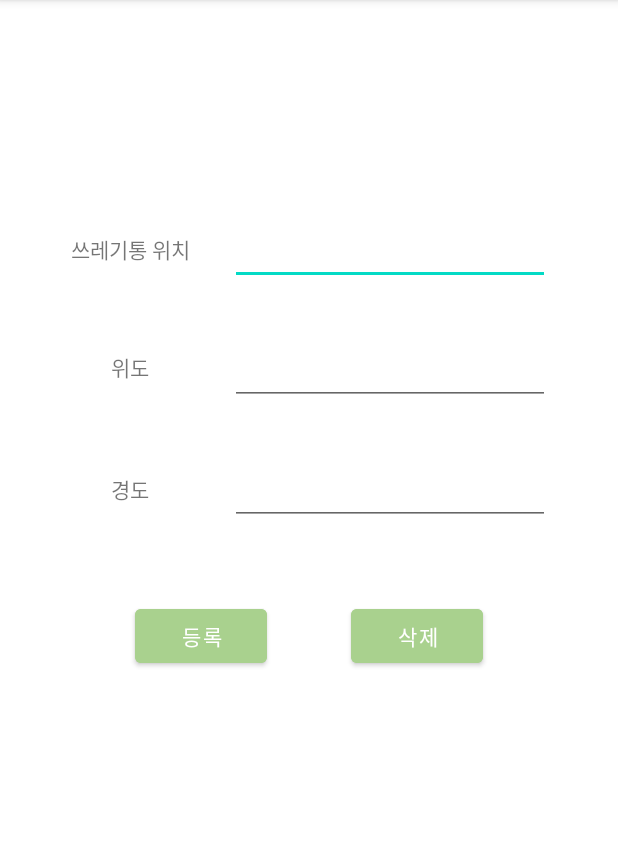
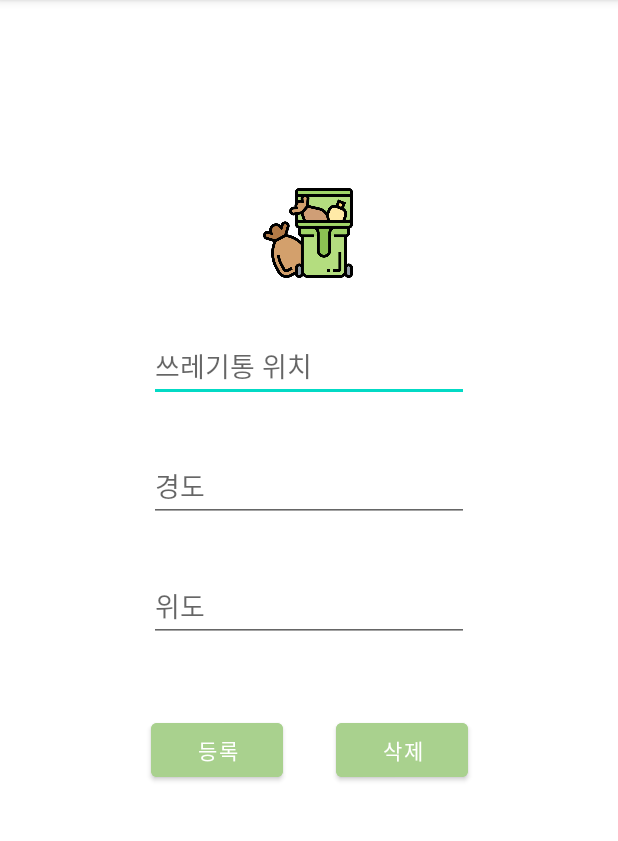
Before and after one commit to EunJiKim02/2022-Open-Sw-Developer-Conference, an Android app: the AddActivity screen opened directly, with no data from a screen before it, on a phone screen of 412 x 824 dp, the part 84-925 px from its top. Run offline under Robolectric (Android 15) with nearby library versions, the phone set to English and light mode, and no system bars; our stand-ins replace Firebase (no records; nobody signed in at launch, a user with empty details on screens opened directly).

Commit message:
쓰레기통 추가/삭제 창 디자인 수정

```diff
--- a/app/src/main/res/layout/activity_add.xml
+++ b/app/src/main/res/layout/activity_add.xml
@@ -5,12 +5,48 @@
     android:layout_width="match_parent"
     android:layout_height="match_parent">
 
+    <!-- <TextView
+        android:id="@+id/textView3"
+        android:layout_width="wrap_content"
+        android:layout_height="wrap_content"
+        android:layout_marginStart="50dp"
+        android:layout_marginTop="155dp"
+        android:layout_marginEnd="30dp"
+        android:text="쓰레기통 위치"
+        app:layout_constraintEnd_toStartOf="@+id/editTextTextPersonName"
+        app:layout_constraintStart_toStartOf="parent"
+        app:layout_constraintTop_toTopOf="parent" /> -->
+
+    <!-- <TextView
+        android:id="@+id/textView"
+        android:layout_width="wrap_content"
+        android:layout_height="wrap_content"
+        android:layout_marginStart="75dp"
+        android:layout_marginTop="57dp"
+        android:layout_marginEnd="55dp"
+        android:text="위도"
+        app:layout_constraintEnd_toStartOf="@+id/editTextNumber"
+        app:layout_constraintStart_toStartOf="parent"
+        app:layout_constraintTop_toBottomOf="@+id/textView3" /> -->
+
+    <!-- <TextView
+        android:id="@+id/textView2"
+        android:layout_width="wrap_content"
+        android:layout_height="wrap_content"
+        android:layout_marginStart="75dp"
+        android:layout_marginTop="60dp"
+        android:layout_marginEnd="55dp"
+        android:text="경도"
+        app:layout_constraintEnd_toStartOf="@+id/editTextNumber2"
+        app:layout_constraintStart_toStartOf="parent"
+        app:layout_constraintTop_toBottomOf="@+id/textView" /> -->
+
     <Button
         android:id="@+id/delete"
         android:layout_width="wrap_content"
         android:layout_height="wrap_content"
-        android:layout_marginTop="50dp"
-        android:layout_marginEnd="90dp"
+        android:layout_marginTop="48dp"
+        android:layout_marginEnd="100dp"
         android:backgroundTint="#A9D18E"
         android:text="삭제"
         app:layout_constraintEnd_toEndOf="parent"
@@ -20,10 +56,12 @@
         android:id="@+id/apply"
         android:layout_width="wrap_content"
         android:layout_height="wrap_content"
-        android:layout_marginStart="90dp"
-        android:layout_marginTop="50dp"
+        android:layout_marginStart="100dp"
+        android:layout_marginTop="48dp"
+        android:layout_marginEnd="35dp"
         android:backgroundTint="#A9D18E"
         android:text="등록"
+        app:layout_constraintEnd_toStartOf="@+id/delete"
         app:layout_constraintStart_toStartOf="parent"
         app:layout_constraintTop_toBottomOf="@+id/editTextNumber2" />
 
@@ -31,72 +69,60 @@
         android:id="@+id/editTextTextPersonName"
         android:layout_width="wrap_content"
         android:layout_height="wrap_content"
-        android:layout_marginTop="142dp"
-        android:layout_marginEnd="45dp"
+        android:layout_marginStart="101dp"
+        android:layout_marginTop="220dp"
+        android:layout_marginEnd="101dp"
         android:ems="10"
+        android:hint="쓰레기통 위치"
         android:inputType="textPersonName"
         android:minHeight="48dp"
         app:layout_constraintEnd_toEndOf="parent"
-        app:layout_constraintTop_toTopOf="parent" />
-
-    <TextView
-        android:id="@+id/textView3"
-        android:layout_width="wrap_content"
-        android:layout_height="wrap_content"
-        android:layout_marginStart="50dp"
-        android:layout_marginTop="155dp"
-        android:layout_marginEnd="30dp"
-        android:text="쓰레기통 위치"
-        app:layout_constraintEnd_toStartOf="@+id/editTextTextPersonName"
         app:layout_constraintStart_toStartOf="parent"
         app:layout_constraintTop_toTopOf="parent" />
-
-    <TextView
-        android:id="@+id/textView"
-        android:layout_width="wrap_content"
-        android:layout_height="wrap_content"
-        android:layout_marginStart="75dp"
-        android:layout_marginTop="57dp"
-        android:layout_marginEnd="55dp"
-        android:text="위도"
-        app:layout_constraintEnd_toStartOf="@+id/editTextNumber"
-        app:layout_constraintStart_toStartOf="parent"
-        app:layout_constraintTop_toBottomOf="@+id/textView3" />
 
     <EditText
         android:id="@+id/editTextNumber2"
         android:layout_width="wrap_content"
         android:layout_height="wrap_content"
+        android:layout_marginStart="101dp"
         android:layout_marginTop="32dp"
-        android:layout_marginEnd="45dp"
+        android:layout_marginEnd="101dp"
         android:ems="10"
+        android:hint="위도"
         android:inputType="number|numberDecimal"
         android:minHeight="48dp"
         app:layout_constraintEnd_toEndOf="parent"
+        app:layout_constraintStart_toStartOf="parent"
         app:layout_constraintTop_toBottomOf="@+id/editTextNumber" />
-
-    <TextView
-        android:id="@+id/textView2"
-        android:layout_width="wrap_content"
-        android:layout_height="wrap_content"
-        android:layout_marginStart="75dp"
-        android:layout_marginTop="60dp"
-        android:layout_marginEnd="55dp"
-        android:text="경도"
-        app:layout_constraintEnd_toStartOf="@+id/editTextNumber2"
-        app:layout_constraintStart_toStartOf="parent"
-        app:layout_constraintTop_toBottomOf="@+id/textView" />
 
     <EditText
         android:id="@+id/editTextNumber"
         android:layout_width="wrap_content"
         android:layout_height="wrap_content"
+        android:layout_marginStart="101dp"
         android:layout_marginTop="32dp"
-        android:layout_marginEnd="45dp"
+        android:layout_marginEnd="101dp"
         android:ems="10"
+        android:hint="경도"
         android:inputType="number|numberDecimal"
         android:minHeight="48dp"
         app:layout_constraintEnd_toEndOf="parent"
+        app:layout_constraintStart_toStartOf="parent"
         app:layout_constraintTop_toBottomOf="@+id/editTextTextPersonName" />
 
+    <ImageView
+        android:id="@+id/image"
+        android:layout_width="60dp"
+        android:layout_height="60dp"
+        android:layout_marginStart="165dp"
+        android:layout_marginTop="125dp"
+        android:layout_marginEnd="165dp"
+        android:layout_marginBottom="35dp"
+        android:src="@drawable/trash_bin"
+        app:layout_constraintBottom_toTopOf="@+id/editTextTextPersonName"
+        app:layout_constraintEnd_toEndOf="parent"
+        app:layout_constraintHorizontal_bias="0.454"
+        app:layout_constraintStart_toStartOf="parent"
+        app:layout_constraintTop_toTopOf="parent" />
+
 </androidx.constraintlayout.widget.ConstraintLayout>
```
Also changed, not shown: app/src/main/res/drawable/trash_bin.png (added).
